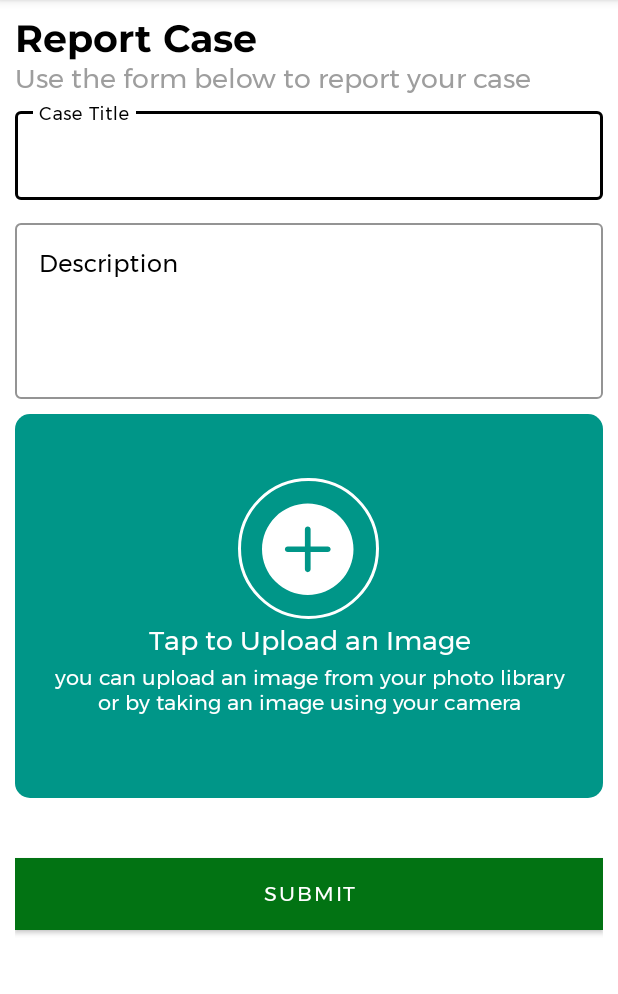
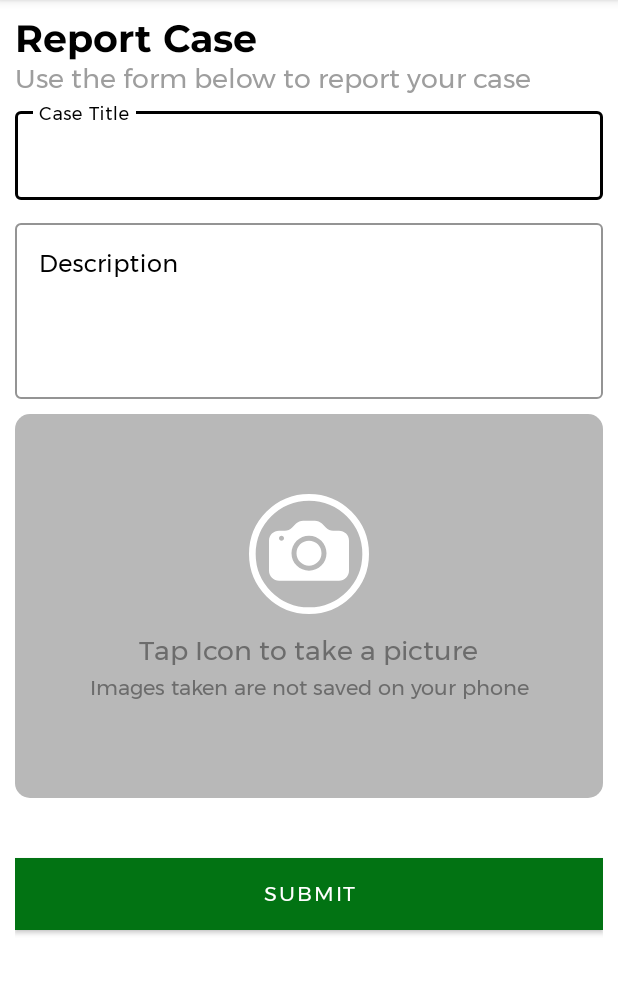
Before and after one commit to patrickhamzaokello/TakaMapNative, an Android app: the MakeReport screen opened directly, with no data from a screen before it, on a phone screen of 412 x 824 dp, the part 84-1078 px from its top. Run offline under Robolectric (Android 15) with nearby library versions, the phone set to English and light mode, and no system bars; libraries missing offline, so code that uses them is left out: com.androidnetworking.interceptors; 3 statements that could not run were skipped.

Commit message:
uploading working

```diff
--- a/app/src/main/java/com/pkasemer/takamap/MakeReport.java
+++ b/app/src/main/java/com/pkasemer/takamap/MakeReport.java
@@ -30,6 +30,7 @@
 import android.view.View;
 import android.widget.Button;
 import android.widget.ImageView;
+import android.widget.ProgressBar;
 import android.widget.Toast;
 
 import com.pkasemer.takamap.Apis.TakaApiBase;
@@ -57,6 +58,7 @@
     ImageView image_captured, take_picture;
     String currentPhotoPath;
     Uri currentpicURI;
+    ProgressBar progressBar;
     private TakaApiService takaApiService;
 
     private static final int REQUEST_CODE = 412;
@@ -110,6 +112,8 @@
         image_captured = findViewById(R.id.viewImage);
         take_picture = findViewById(R.id.take_picture);
         submit_btn = findViewById(R.id.submit_btn);
+        progressBar = findViewById(R.id.main_progress);
+        progressBar.setVisibility(View.GONE);
 
         take_picture.setOnClickListener(new View.OnClickListener() {
             @Override
@@ -121,7 +125,6 @@
         submit_btn.setOnClickListener(new View.OnClickListener() {
             @Override
             public void onClick(View view) {
-                Toast.makeText(MakeReport.this, "Upload", Toast.LENGTH_SHORT).show();
                 uploadFile(currentpicURI);
             }
         });
@@ -207,28 +210,18 @@
 
     private void uploadFile(Uri fileUri) {
 
-        // https://github.com/iPaulPro/aFileChooser/blob/master/aFileChooser/src/com/ipaulpro/afilechooser/utils/FileUtils.java
-        // use the FileUtils to get the actual file by uri
-//        File file = FileUtils.getFile(this, fileUri);
-        // use the FileUtils to get the actual file by uri
-        // create RequestBody instance from file
-
+        progressBar.setVisibility(View.VISIBLE);
 
         //pass it like this
         File file = new File(currentPhotoPath);
-        RequestBody requestFile =
-                RequestBody.create(MediaType.parse("multipart/form-data"), file);
+        RequestBody requestFile = RequestBody.create(MediaType.parse("multipart/form-data"), file);
 
         // MultipartBody.Part is used to send also the actual file name
-        MultipartBody.Part body =
-                MultipartBody.Part.createFormData("sendimage", file.getName(), requestFile);
+        MultipartBody.Part body = MultipartBody.Part.createFormData("sendimage", file.getName(), requestFile);
 
         // add another part within the multipart request
         String descriptionString = "hello, this is description speaking";
-        RequestBody description =
-                RequestBody.create(
-                        okhttp3.MultipartBody.FORM, descriptionString);
-
+        RequestBody description = RequestBody.create(okhttp3.MultipartBody.FORM, descriptionString);
         // finally, execute the request
         Call<FileResponse> call = takaApiService.postReport(description, body);
         call.enqueue(new Callback<FileResponse>() {
@@ -237,11 +230,18 @@
                                    Response<FileResponse> response) {
                 FileResponse fileModel = response.body();
                 Toast.makeText(MakeReport.this, fileModel.getMessage(), Toast.LENGTH_SHORT).show();
+
+                if(fileModel.getStatus()){
+                    finish();
+                }
+                progressBar.setVisibility(View.GONE);
+
             }
 
             @Override
             public void onFailure(Call<FileResponse> call, Throwable t) {
-                Toast.makeText(MakeReport.this, t.getMessage(), Toast.LENGTH_SHORT).show();
+                Toast.makeText(MakeReport.this, t.getMessage(), Toast.LENGTH_LONG).show();
+                progressBar.setVisibility(View.GONE);
             }
         });
     }
--- a/app/src/main/res/drawable/green_roundedcorners.xml
+++ b/app/src/main/res/drawable/green_roundedcorners.xml
@@ -2,6 +2,6 @@
 <shape xmlns:android="http://schemas.android.com/apk/res/android"
     android:shape="rectangle">
     <corners android:radius="10dp" />
-    <solid android:color="#009688" />
+    <solid android:color="#B8B8B8" />
 
 </shape>
--- /dev/null
+++ b/app/src/main/res/drawable/ic_camera_takepic.xml
@@ -0,0 +1,17 @@
+<vector xmlns:android="http://schemas.android.com/apk/res/android"
+    android:width="18dp"
+    android:height="18dp"
+    android:viewportWidth="18"
+    android:viewportHeight="18">
+  <path
+      android:strokeWidth="1"
+      android:pathData="M9,9m-8.5,0a8.5,8.5 0,1 1,17 0a8.5,8.5 0,1 1,-17 0"
+      android:fillColor="#00000000"
+      android:strokeColor="#ffffff"/>
+  <path
+      android:pathData="M10.875,8.875C10.875,9.3723 10.6775,9.8492 10.3258,10.2008C9.9742,10.5525 9.4973,10.75 9,10.75C8.5027,10.75 8.0258,10.5525 7.6742,10.2008C7.3225,9.8492 7.125,9.3723 7.125,8.875C7.125,8.3777 7.3225,7.9008 7.6742,7.5492C8.0258,7.1975 8.5027,7 9,7C9.4973,7 9.9742,7.1975 10.3258,7.5492C10.6775,7.9008 10.875,8.3777 10.875,8.875V8.875Z"
+      android:fillColor="#ffffff"/>
+  <path
+      android:pathData="M4.5,5.5C4.1022,5.5 3.7206,5.658 3.4393,5.9393C3.158,6.2206 3,6.6022 3,7L3,11.5C3,11.8978 3.158,12.2794 3.4393,12.5607C3.7206,12.842 4.1022,13 4.5,13H13.5C13.8978,13 14.2794,12.842 14.5607,12.5607C14.842,12.2794 15,11.8978 15,11.5V7C15,6.6022 14.842,6.2206 14.5607,5.9393C14.2794,5.658 13.8978,5.5 13.5,5.5H12.621C12.2232,5.4999 11.8417,5.3418 11.5605,5.0605L10.9395,4.4395C10.6583,4.1582 10.2768,4.0001 9.879,4H8.121C7.7232,4.0001 7.3417,4.1582 7.0605,4.4395L6.4395,5.0605C6.1583,5.3418 5.7768,5.4999 5.379,5.5H4.5ZM4.875,7C4.7755,7 4.6802,6.9605 4.6098,6.8902C4.5395,6.8198 4.5,6.7245 4.5,6.625C4.5,6.5255 4.5395,6.4302 4.6098,6.3598C4.6802,6.2895 4.7755,6.25 4.875,6.25C4.9745,6.25 5.0698,6.2895 5.1402,6.3598C5.2105,6.4302 5.25,6.5255 5.25,6.625C5.25,6.7245 5.2105,6.8198 5.1402,6.8902C5.0698,6.9605 4.9745,7 4.875,7ZM11.625,8.875C11.625,9.5712 11.3484,10.2389 10.8562,10.7312C10.3639,11.2234 9.6962,11.5 9,11.5C8.3038,11.5 7.6361,11.2234 7.1438,10.7312C6.6516,10.2389 6.375,9.5712 6.375,8.875C6.375,8.1788 6.6516,7.5111 7.1438,7.0188C7.6361,6.5266 8.3038,6.25 9,6.25C9.6962,6.25 10.3639,6.5266 10.8562,7.0188C11.3484,7.5111 11.625,8.1788 11.625,8.875V8.875Z"
+      android:fillColor="#ffffff"/>
+</vector>
--- a/app/src/main/res/layout/activity_make_report.xml
+++ b/app/src/main/res/layout/activity_make_report.xml
@@ -11,6 +11,18 @@
         android:layout_width="match_parent"
         android:layout_height="match_parent"
         android:layout_margin="10dp">
+
+        <ProgressBar
+            android:id="@+id/main_progress"
+            android:layout_width="wrap_content"
+            android:layout_height="wrap_content"
+            app:layout_constraintStart_toStartOf="parent"
+            app:layout_constraintEnd_toEndOf="parent"
+            app:layout_constraintBottom_toBottomOf="parent"
+            android:elevation="10dp"
+            app:layout_constraintTop_toTopOf="parent"
+            android:layout_centerInParent="true"
+            android:layout_gravity="center" />
 
 
         <LinearLayout
@@ -127,9 +139,9 @@
 
             <ImageView
                 android:id="@+id/take_picture"
-                android:layout_width="wrap_content"
-                android:layout_height="wrap_content"
-                android:src="@drawable/ic_dots"
+                android:layout_width="80dp"
+                android:layout_height="80dp"
+                android:src="@drawable/ic_camera_takepic"
 
                 />
 
@@ -138,8 +150,9 @@
                 android:layout_width="wrap_content"
                 android:layout_height="wrap_content"
                 android:gravity="center"
-                android:text="Tap to Upload an Image"
-                android:textColor="@color/white"
+                android:text="Tap Icon to take a picture"
+                android:layout_marginTop="10dp"
+                android:textColor="#6C6C6C"
                 android:textSize="18sp" />
 
 
@@ -150,8 +163,8 @@
                 android:layout_marginBottom="10dp"
                 android:gravity="center"
                 android:paddingHorizontal="20dp"
-                android:text="you can upload an image from your photo library or by taking an image using your camera"
-                android:textColor="@color/white"
+                android:text="Images taken are not saved on your phone"
+                android:textColor="#6C6C6C"
 
                 />
 
```
